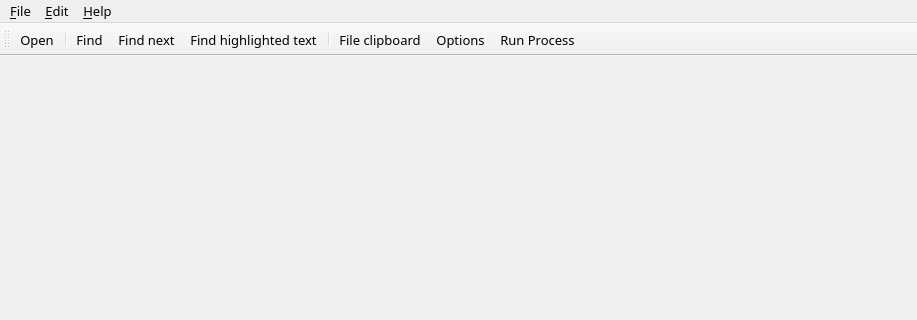
cdesjardins/ComBomb, file ComBombGui/mainwindow.ui: the form before one commit; both pictures show x 0 to 917 and y 0 to 320 of the 917 by 637 pixel window.
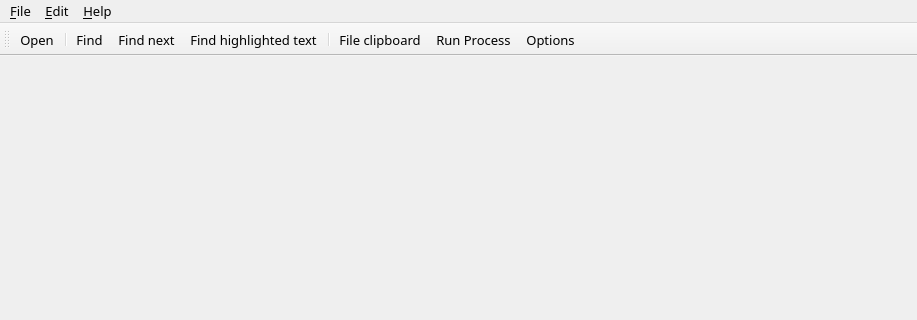
The form after the commit. Icons and pictures are not drawn.

Commit message: Rearrange icons

Patch:
```diff
--- a/ComBombGui/mainwindow.ui
+++ b/ComBombGui/mainwindow.ui
@@ -86,8 +86,8 @@
    <addaction name="actionFind_highlighted_text"/>
    <addaction name="separator"/>
    <addaction name="actionFile_clipboard"/>
-   <addaction name="action_Options"/>
    <addaction name="action_Run_Process"/>
+   <addaction name="action_Options"/>
   </widget>
   <widget class="QStatusBar" name="statusBar"/>
   <action name="actionOpen">
```
Left out of the diff: 10 changed lines with no effect on the pictures.
